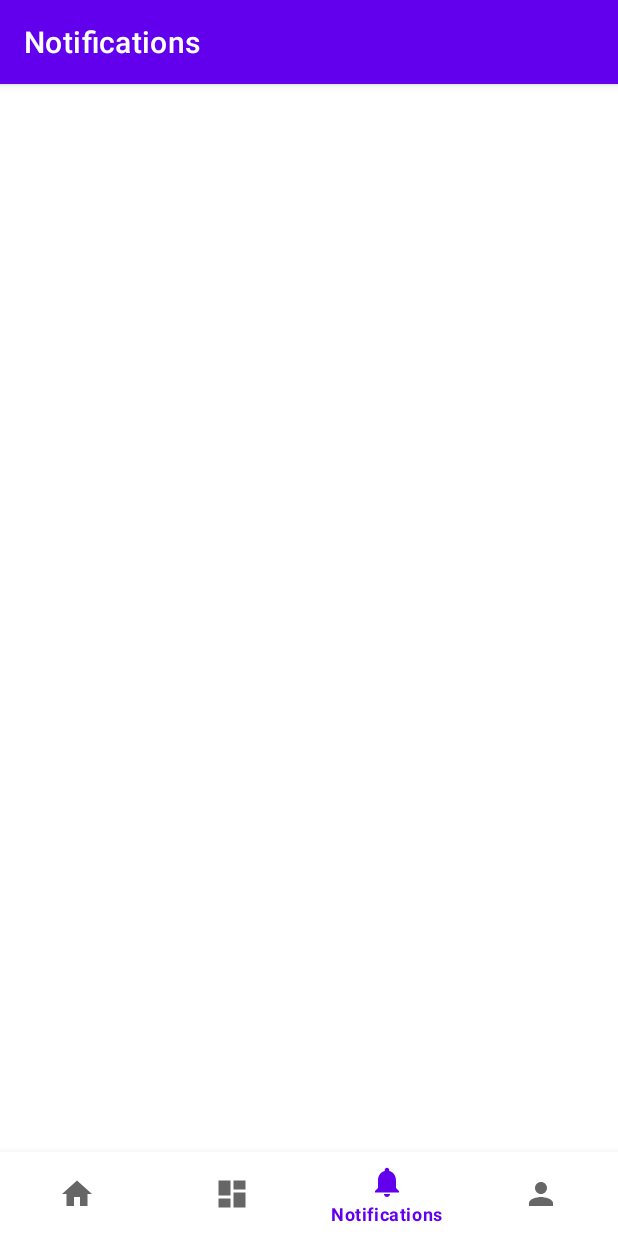
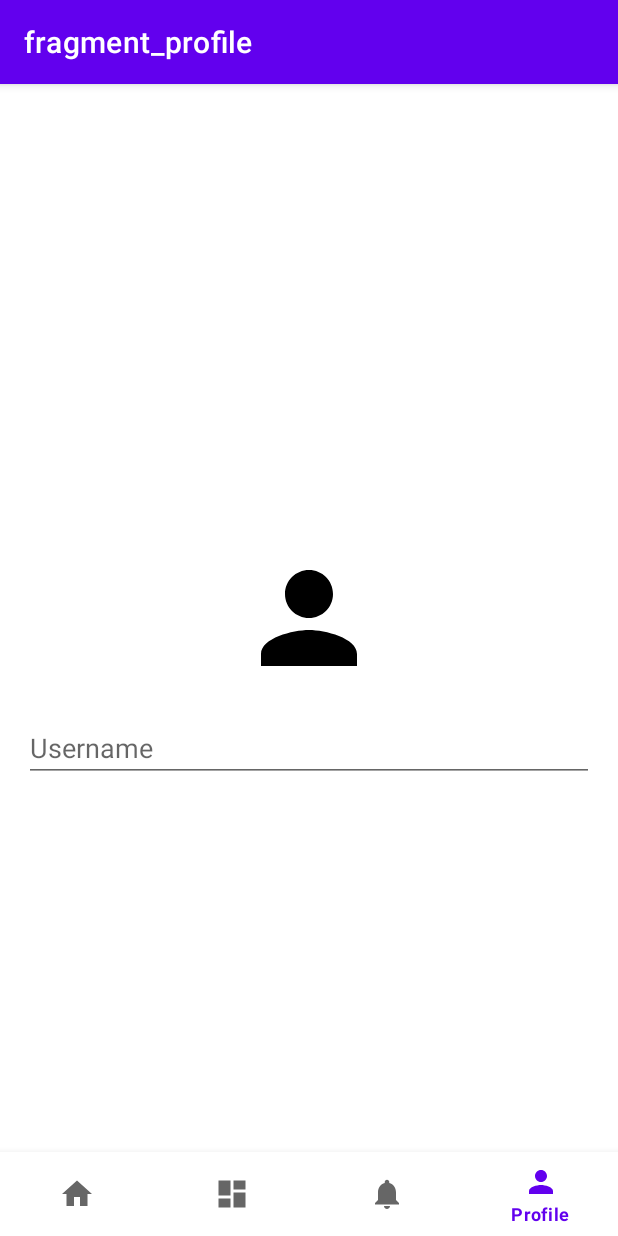
Before and after one commit to Nurik-vip009/homewor_4.1, an Android app: the screen it shows after launch (MainActivity), item 4 of the bottom bar chosen, on a phone screen of 412 x 824 dp. Run offline under Robolectric (Android 15) with nearby library versions, the phone set to English and light mode, and no system bars; our stand-ins replace CircleImageView, navigation-ui.

Commit message:
first commit

```diff
--- a/app/src/main/res/layout/fragment_profile.xml
+++ b/app/src/main/res/layout/fragment_profile.xml
@@ -6,20 +6,17 @@
     android:layout_height="match_parent"
     tools:context=".ui.profile.ProfileFragment">
 
-    <de.hdodenhof.circleimageview.CircleImageView xmlns:app="http://schemas.android.com/apk/res-auto"
+    <de.hdodenhof.circleimageview.CircleImageView
         android:id="@+id/profile_image"
         android:layout_width="96dp"
         android:layout_height="96dp"
         android:src="@drawable/baseline_person_24"
-        app:civ_border_color="#FF000000"
-        app:civ_border_width="2dp"
         app:layout_constraintBottom_toBottomOf="parent"
         app:layout_constraintEnd_toEndOf="parent"
         app:layout_constraintStart_toStartOf="parent"
         app:layout_constraintTop_toTopOf="parent" />
 
     <EditText
-
         android:id="@+id/ed_text1"
         android:layout_width="match_parent"
         android:layout_height="wrap_content"
--- a/app/src/main/res/navigation/mobile_navigation.xml
+++ b/app/src/main/res/navigation/mobile_navigation.xml
@@ -27,4 +27,9 @@
         android:name="com.example.taskmanager.ui.task.TaskFragment"
         android:label="fragment_task"
         tools:layout="@layout/fragment_task" />
+    <fragment
+        android:id="@+id/navigation_profile"
+        android:name="com.example.taskmanager.ui.profile.ProfileFragment"
+        android:label="fragment_profile"
+        tools:layout="@layout/fragment_profile" />
 </navigation>
```
